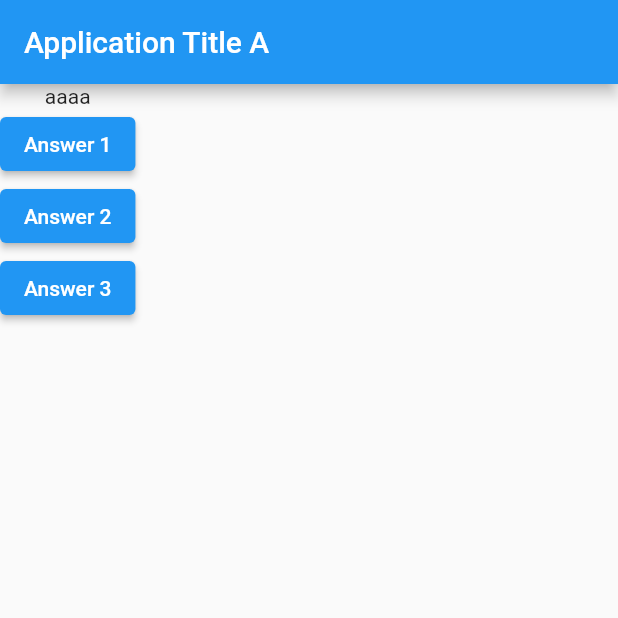
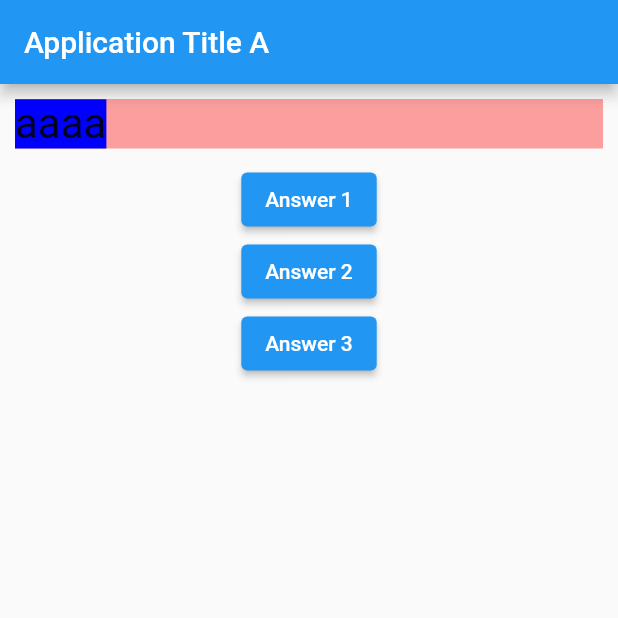
Before and after one commit to quantificial/flutter_complete_guide, a Flutter app: the screen it shows after launch, on a phone screen of 412 x 824 dp, the top half of it. Run offline on Flutter 3.47's test engine with Material 2 defaults, Android fonts, the phone set to English and light mode, and no system bars.

Commit message:
create widget and use container

```diff
--- a/lib/main.dart
+++ b/lib/main.dart
@@ -1,4 +1,5 @@
 import 'package:flutter/material.dart';
+import 'question.dart';
 
 void main() {
   runApp(MyApp());
@@ -35,7 +36,7 @@ class MyAppState extends State<MyApp> {
           ),
           body: Column(
             children: [
-              Text(questions[0]),
+              Question(questionText: questions[0]),
               ElevatedButton(onPressed: changeTitle, child: Text('Answer 1')),
               ElevatedButton(
                   onPressed: () => {print('press answer 2')},
--- /dev/null
+++ b/lib/question.dart
@@ -0,0 +1,23 @@
+import 'package:flutter/material.dart';
+
+class Question extends StatelessWidget {
+  Question({super.key, required this.questionText});
+
+  String questionText;
+
+  @override
+  Widget build(BuildContext context) {
+    //return const Placeholder();
+    return Container(
+      color: Color.fromRGBO(255, 0, 0, 0.368),
+      margin: EdgeInsets.all(10),
+      width: double.infinity,
+      child: Text(
+        questionText,
+        style: TextStyle(
+            fontSize: 28, backgroundColor: Color.fromRGBO(0, 0, 255, 1)),
+        //textAlign: TextAlign.center,
+      ),
+    );
+  }
+}
```
